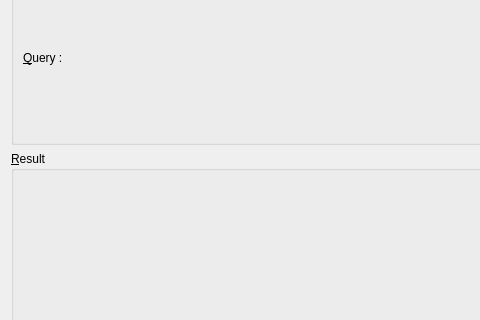
Old version of the form plugins/xmlpres/ui/xquery.ui in the repository phoenix741/xinx; both pictures show x 0 to 480 and y 114 to 434 of the 694 by 552 pixel window.
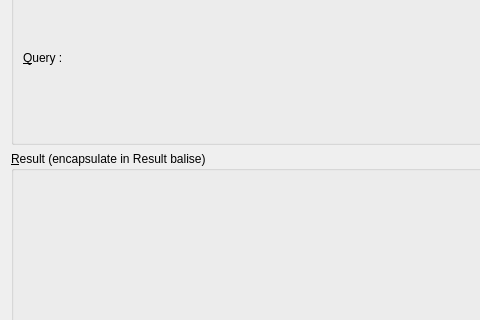
New version of the form. Custom widgets are drawn as their Qt base class.

What changed in the file:
```diff
--- a/plugins/xmlpres/ui/xquery.ui
+++ b/plugins/xmlpres/ui/xquery.ui
@@ -1,11 +1,11 @@
 <ui version="4.0" >
  <class>XQueryDialog</class>
- <widget class="QDialog" name="XQueryDialog" >
-  <property name="geometry" >
+ <widget class="QDialog" name="XQueryDialog">
+  <property name="geometry">
    <rect>
     <x>0</x>
     <y>0</y>
-    <width>674</width>
+    <width>675</width>
     <height>552</height>
    </rect>
   </property>
@@ -95,9 +95,9 @@
     </widget>
    </item>
    <item>
-    <widget class="QGroupBox" name="groupBox_2" >
-     <property name="title" >
-      <string>&amp;Result</string>
+    <widget class="QGroupBox" name="groupBox_2">
+     <property name="title">
+      <string>&amp;Result (encapsulate in Result balise)</string>
      </property>
      <layout class="QGridLayout" name="gridLayout" >
       <item row="1" column="0" >
```
Left out of the diff: 119 changed lines with no effect on the pictures.
